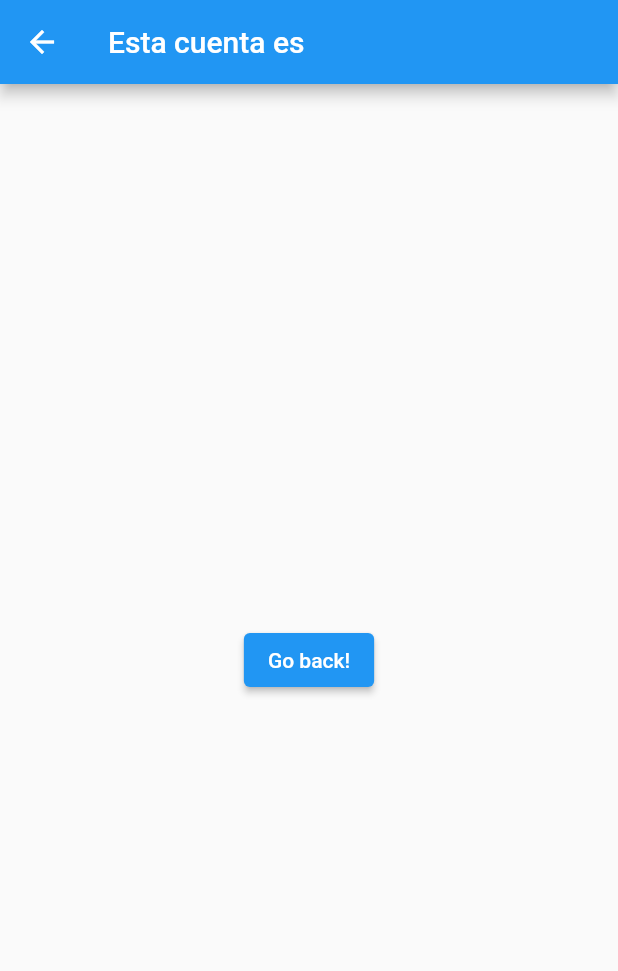
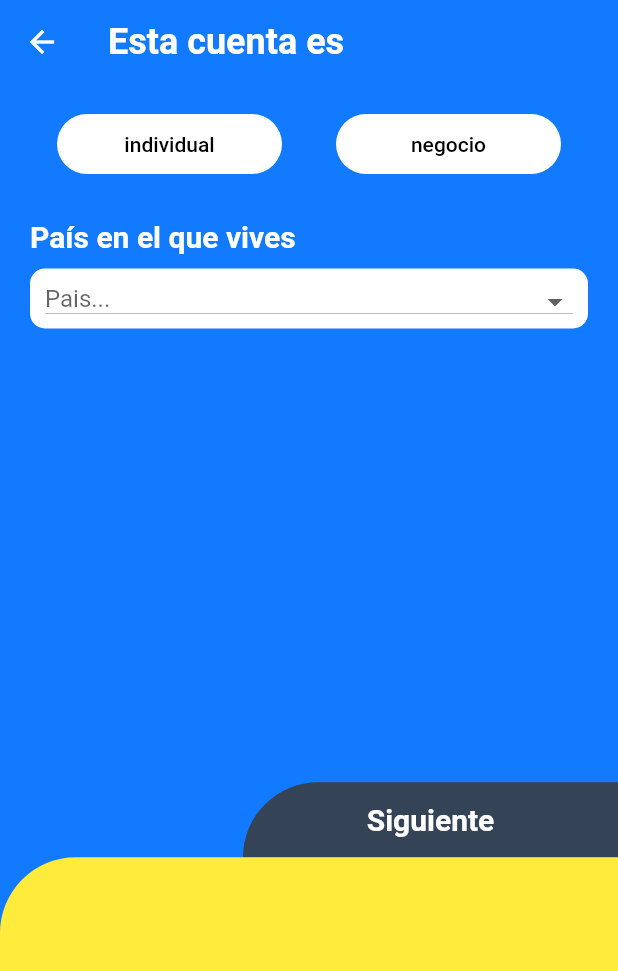
Before and after one commit to oswaldom-code/airtm, a Flutter app: the screen it shows after launch, after a tap on "Iniciar", on a phone screen of 412 x 824 dp. Shown: the top 971 px of the screen. Run offline on Flutter 3.47's test engine with Material 2 defaults, Android fonts, the phone set to English and light mode, and no system bars; our stand-ins replace charts_flutter.

Commit message:
Integrete fl_chart plugin, IU view

```diff
--- a/lib/home/IniciarView.dart
+++ /dev/null
@@ -1,20 +0,0 @@
-import 'package:flutter/material.dart';
-
-class IniciarView extends StatelessWidget {
-  @override
-  Widget build(BuildContext context) {
-    return Scaffold(
-      appBar: AppBar(
-        title: Text("Esta cuenta es"),
-      ),
-      body: Center(
-        child: ElevatedButton(
-          onPressed: () {
-            Navigator.pop(context);
-          },
-          child: Text('Go back!'),
-        ),
-      ),
-    );
-  }
-}
--- a/lib/main.dart
+++ b/lib/main.dart
@@ -1,6 +1,6 @@
 import 'package:flutter/material.dart';
 
-import 'home/homeScreen.dart';
+import 'page/homeScreen.dart';
 
 //import 'package:fl_chart/fl_chart.dart';
 
--- /dev/null
+++ b/lib/page/IniciarView.dart
@@ -0,0 +1,460 @@
+import 'package:airtm/utils/airtm_colors.dart';
+import 'package:flutter/material.dart';
+
+class IniciarView extends StatefulWidget {
+  @override
+  _IniciarViewState createState() => _IniciarViewState();
+}
+
+class _IniciarViewState extends State<IniciarView> {
+  List _country = [
+    'AFGANISTAN',
+    'ALBANIA',
+    'ALEMANIA',
+    'ANDORRA',
+    'ANGOLA',
+    'ANGUILLA',
+    'ANTIGUA Y BARBUDA',
+    'ANTILLAS HOLANDESAS',
+    'ARABIA SAUDI',
+    'ARGELIA',
+    'ARGENTINA',
+    'ARMENIA',
+    'ARUBA',
+    'AUSTRALIA',
+    'AUSTRIA',
+    'AZERBAIYAN',
+    'BAHAMAS',
+    'BAHREIN',
+    'BANGLADESH',
+    'BARBADOS',
+    'BELARUS',
+    'BELGICA',
+    'BELICE',
+    'BENIN',
+    'BERMUDAS',
+    'BHUTÁN',
+    'BOLIVIA',
+    'BOSNIA Y HERZEGOVINA',
+    'BOTSWANA',
+    'BRASIL',
+    'BRUNEI',
+    'BULGARIA',
+    'BURKINA FASO',
+    'BURUNDI',
+    'CABO VERDE',
+    'CAMBOYA',
+    'CAMERUN',
+    'CANADA',
+    'CHAD',
+    'CHILE',
+    'CHINA',
+    'CHIPRE',
+    'COLOMBIA',
+    'COMORES',
+    'CONGO',
+    'COREA',
+    'COREA DEL NORTE ',
+    'COSTA DE MARFIL',
+    'COSTA RICA',
+    'CROACIA',
+    'CUBA',
+    'DINAMARCA',
+    'DJIBOUTI',
+    'DOMINICA',
+    'ECUADOR',
+    'EGIPTO',
+    'EL SALVADOR',
+    'EMIRATOS ARABES UNIDOS',
+    'ERITREA',
+    'ESLOVENIA',
+    'ESPAÑA',
+    'ESTADOS UNIDOS DE AMERICA',
+    'ESTONIA',
+    'ETIOPIA',
+    'FIJI',
+    'FILIPINAS',
+    'FINLANDIA',
+    'FRANCIA',
+    'GABON',
+    'GAMBIA',
+    'GEORGIA',
+    'GHANA',
+    'GIBRALTAR',
+    'GRANADA',
+    'GRECIA',
+    'GROENLANDIA',
+    'GUADALUPE',
+    'GUAM',
+    'GUATEMALA',
+    'GUAYANA FRANCESA',
+    'GUERNESEY',
+    'GUINEA',
+    'GUINEA ECUATORIAL',
+    'GUINEA-BISSAU',
+    'GUYANA',
+    'HAITI',
+    'HONDURAS',
+    'HONG KONG',
+    'HUNGRIA',
+    'INDIA',
+    'INDONESIA',
+    'IRAN',
+    'IRAQ',
+    'IRLANDA',
+    'ISLA DE MAN',
+    'ISLA NORFOLK',
+    'ISLANDIA',
+    'ISLAS ALAND',
+    'ISLAS CAIMÁN',
+    'ISLAS COOK',
+    'ISLAS DEL CANAL',
+    'ISLAS FEROE',
+    'ISLAS MALVINAS',
+    'ISLAS MARIANAS DEL NORTE',
+    'ISLAS MARSHALL',
+    'ISLAS PITCAIRN',
+    'ISLAS SALOMON',
+    'ISLAS TURCAS Y CAICOS',
+    'ISLAS VIRGENES BRITANICAS',
+    'ISLAS VÍRGENES DE LOS ESTADOS UNIDOS',
+    'ISRAEL',
+    'ITALIA',
+    'JAMAICA',
+    'JAPON',
+    'JERSEY',
+    'JORDANIA',
+    'KAZAJSTAN',
+    'KENIA',
+    'KIRGUISTAN',
+    'KIRIBATI',
+    'KUWAIT',
+    'LAOS',
+    'LESOTHO',
+    'LETONIA',
+    'LIBANO',
+    'LIBERIA',
+    'LIBIA',
+    'LIECHTENSTEIN',
+    'LITUANIA',
+    'LUXEMBURGO',
+    'MACAO',
+    'MACEDONIA ',
+    'MADAGASCAR',
+    'MALASIA',
+    'MALAWI',
+    'MALDIVAS',
+    'MALI',
+    'MALTA',
+    'MARRUECOS',
+    'MARTINICA',
+    'MAURICIO',
+    'MAURITANIA',
+    'MAYOTTE',
+    'MEXICO',
+    'MICRONESIA',
+    'MOLDAVIA',
+    'MONACO',
+    'MONGOLIA',
+    'MONTENEGRO',
+    'MONTSERRAT',
+    'MOZAMBIQUE',
+    'MYANMAR',
+    'NAMIBIA',
+    'NAURU',
+    'NEPAL',
+    'NICARAGUA',
+    'NIGER',
+    'NIGERIA',
+    'NIUE',
+    'NORUEGA',
+    'NUEVA CALEDONIA',
+    'NUEVA ZELANDA',
+    'OMAN',
+    'OTROS PAISES  O TERRITORIOS DE AMERICA DEL NORTE',
+    'OTROS PAISES O TERRITORIOS  DE SUDAMERICA',
+    'OTROS PAISES O TERRITORIOS DE AFRICA',
+    'OTROS PAISES O TERRITORIOS DE ASIA',
+    'OTROS PAISES O TERRITORIOS DE LA UNION EUROPEA',
+    'OTROS PAISES O TERRITORIOS DE OCEANIA',
+    'OTROS PAISES O TERRITORIOS DEL CARIBE Y AMERICA CENTRAL',
+    'OTROS PAISES O TERRITORIOS DEL RESTO DE EUROPA',
+    'PAISES BAJOS',
+    'PAKISTAN',
+    'PALAOS',
+    'PALESTINA',
+    'PANAMA',
+    'PAPUA NUEVA GUINEA',
+    'PARAGUAY',
+    'PERU',
+    'POLINESIA FRANCESA',
+    'POLONIA',
+    'PORTUGAL',
+    'PUERTO RICO',
+    'QATAR',
+    'REINO UNIDO',
+    'REP.DEMOCRATICA DEL CONGO',
+    'REPUBLICA CENTROAFRICANA',
+    'REPUBLICA CHECA',
+    'REPUBLICA DOMINICANA',
+    'REPUBLICA ESLOVACA',
+    'REUNION',
+    'RUANDA',
+    'RUMANIA',
+    'RUSIA',
+    'SAHARA OCCIDENTAL',
+    'SAMOA',
+    'SAMOA AMERICANA',
+    'SAN BARTOLOME',
+    'SAN CRISTOBAL Y NIEVES',
+    'SAN MARINO',
+    'SAN MARTIN (PARTE FRANCESA)',
+    'SAN PEDRO Y MIQUELON ',
+    'SAN VICENTE Y LAS GRANADINAS',
+    'SANTA HELENA',
+    'SANTA LUCIA',
+    'SANTA SEDE',
+    'SANTO TOME Y PRINCIPE',
+    'SENEGAL',
+    'SERBIA',
+    'SEYCHELLES',
+    'SIERRA LEONA',
+    'SINGAPUR',
+    'SIRIA',
+    'SOMALIA',
+    'SRI LANKA',
+    'SUDAFRICA',
+    'SUDAN',
+    'SUECIA',
+    'SUIZA',
+    'SURINAM',
+    'SVALBARD Y JAN MAYEN',
+    'SWAZILANDIA',
+    'TADYIKISTAN',
+    'TAILANDIA',
+    'TANZANIA',
+    'TIMOR ORIENTAL',
+    'TOGO',
+    'TOKELAU',
+    'TONGA',
+    'TRINIDAD Y TOBAGO',
+    'TUNEZ',
+    'TURKMENISTAN',
+    'TURQUIA',
+    'TUVALU',
+    'UCRANIA',
+    'UGANDA',
+    'URUGUAY',
+    'UZBEKISTAN',
+    'VANUATU',
+    'VENEZUELA',
+    'VIETNAM',
+    'WALLIS Y FORTUNA',
+    'YEMEN',
+    'ZAMBIA',
+    'ZIMBABWE'
+  ];
+
+  String _countryValue;
+
+  @override
+  Widget build(BuildContext context) {
+    return Scaffold(
+      appBar: AppBar(
+        elevation: 0.0,
+        title: Text(
+          'Esta cuenta es',
+          style: TextStyle(
+            color: Colors.white,
+            fontWeight: FontWeight.bold,
+            fontSize: 24,
+          ),
+        ),
+        backgroundColor: AirtmColors.blue,
+      ),
+      body: Container(
+        color: AirtmColors.blue,
+        child: Column(
+          children: <Widget>[
+            Padding(
+              padding: const EdgeInsets.all(20.0),
+              child: Column(children: <Widget>[
+                /// ---> Personal and business bottom
+                Container(
+                  width: double.infinity,
+                  //color: Colors.yellow,
+                  child: Expanded(
+                    child: Row(
+                      mainAxisAlignment: MainAxisAlignment.spaceAround,
+                      children: <Widget>[
+                        Container(
+                          width: 150,
+                          height: 40,
+                          decoration: BoxDecoration(
+                            color: AirtmColors.white,
+                            borderRadius: BorderRadius.all(
+                              Radius.circular(50.5),
+                            ),
+                          ),
+                          child: FlatButton(
+                            onPressed: () {
+                              Navigator.push(
+                                context,
+                                MaterialPageRoute(builder: null),
+                              );
+                            },
+                            child: Text(
+                              'individual',
+                              style: TextStyle(
+                                color: Colors.black,
+                                fontSize: 14,
+                              ),
+                            ),
+                          ),
+                        ),
+                        Container(
+                          width: 150,
+                          height: 40,
+                          decoration: BoxDecoration(
+                            color: AirtmColors.white,
+                            borderRadius: BorderRadius.all(
+                              Radius.circular(50.5),
+                            ),
+                          ),
+                          child: FlatButton(
+                            onPressed: () {
+                              Navigator.push(
+                                context,
+                                MaterialPageRoute(builder: null),
+                              );
+                            },
+                            child: Text(
+                              'negocio',
+                              style: TextStyle(
+                                color: Colors.black,
+                                fontSize: 14,
+                              ),
+                            ),
+                          ),
+                        ),
+                      ],
+                    ),
+                  ),
+                ),
+
+                /// End Personal and business bottom
+
+                SizedBox(
+                  height: 30,
+                ),
+////////////////////////////////////////////////////////////
+                // --> Country help text
+                Container(
+                  alignment: Alignment.centerLeft,
+                  child: Text(
+                    'País en el que vives',
+                    style: TextStyle(
+                      color: Colors.white,
+                      fontSize: 20,
+                      fontWeight: FontWeight.bold,
+                    ),
+                  ),
+                ),
+                // End Country help text
+
+                SizedBox(
+                  height: 10,
+                ),
+
+                Container(
+                  width: 400,
+                  height: 40,
+                  padding: EdgeInsets.all(2),
+                  decoration: BoxDecoration(
+                      color: AirtmColors.white,
+                      borderRadius: BorderRadius.all(Radius.circular(10))),
+                  child: Padding(
+                    padding: const EdgeInsets.all(8.0),
+                    child: DropdownButton(
+                      isDense: true,
+                      hint: Text('Pais...'),
+                      isExpanded: true,
+                      elevation: 5,
+                      value: _countryValue,
+                      onChanged: (value) {
+                        setState(() {
+                          _countryValue = value;
+                        });
+                      },
+                      items: _country.map((value) {
+                        return DropdownMenuItem(
+                          value: value,
+                          child: Text(value),
+                        );
+                      }).toList(),
+                    ),
+                  ),
+                )
+              ]),
+            ),
+
+            SizedBox(
+              height: 80,
+            ),
+
+            /// ---> Next and Create count with Google or Facebook bottom
+            Expanded(
+              child: Row(
+                crossAxisAlignment: CrossAxisAlignment.end,
+                mainAxisAlignment: MainAxisAlignment.end,
+                children: <Widget>[
+                  Container(
+                    width: 250,
+                    height: 50,
+                    decoration: BoxDecoration(
+                      color: AirtmColors.navyBlue,
+                      borderRadius: BorderRadius.only(
+                        topLeft: Radius.circular(50.5),
+                      ),
+                    ),
+                    child: FlatButton(
+                      onPressed: () {
+                        Navigator.push(
+                          context,
+                          MaterialPageRoute(builder: null),
+                        );
+                      },
+                      child: Text(
+                        'Siguiente',
+                        style: TextStyle(
+                          color: Colors.white,
+                          fontSize: 20,
+                          fontWeight: FontWeight.bold,
+                        ),
+                      ),
+                    ),
+                  ),
+                ],
+              ),
+            ),
+
+            // ---> SignIn Google an Facebook botoms
+            Expanded(
+              child: Container(
+                decoration: BoxDecoration(
+                  //Nota: pending task: SignIn Google an Facebook botoms
+                  color: Colors.yellow,
+                  borderRadius: BorderRadius.only(
+                    topLeft: Radius.circular(50.5),
+                  ),
+                ),
+              ),
+            )
+            // End SignIn Google an Facebook botoms
+            // End Next and Create count with Google or Facebook bottom
+          ],
+        ),
+      ),
+    );
+  }
+}
--- a/lib/home/homeScreen.dart
+++ b/lib/page/homeScreen.dart
@@ -1,4 +1,5 @@
 import 'package:flutter/material.dart';
+import '../utils/airtm_colors.dart';
 
 import '../graph_widget.dart';
 import 'IniciarView.dart';
@@ -8,7 +9,7 @@ class HomeScreen extends StatelessWidget {
   const HomeScreen({Key key}) : super(key: key);
   @override
   Widget build(BuildContext context) {
-    AppBarTheme(color: Color.fromRGBO(52, 67, 86, 1));
+    AppBarTheme(color: AirtmColors.blue);
     return Scaffold(
       body: Column(
         children: <Widget>[
--- a/lib/home/iniciarSesionView.dart
+++ b/lib/page/iniciarSesionView.dart
@@ -1,4 +1,7 @@
+import 'dart:ui';
+
 import 'package:flutter/material.dart';
+import '../utils/airtm_colors.dart';
 
 class IniciarSesionView extends StatefulWidget {
   @override
@@ -11,6 +14,7 @@ class _IniciarSesionViewState extends State<IniciarSesionView> {
   @override
   Widget build(BuildContext context) {
     return Scaffold(
+        resizeToAvoidBottomInset: false,
         appBar: AppBar(
           elevation: 0.0,
           title: Text(
@@ -21,10 +25,10 @@ class _IniciarSesionViewState extends State<IniciarSesionView> {
               fontSize: 24,
             ),
           ),
-          backgroundColor: Color.fromRGBO(18, 122, 255, 1),
+          backgroundColor: AirtmColors.blue,
         ),
         body: Container(
-          color: Color.fromRGBO(18, 122, 255, 1),
+          color: AirtmColors.blue,
           child: Column(
             children: <Widget>[
               Padding(
@@ -64,6 +68,7 @@ class _IniciarSesionViewState extends State<IniciarSesionView> {
                           border: const OutlineInputBorder(
                               borderSide: BorderSide.none),
                         ),
+                        style: TextStyle(fontSize: 20, letterSpacing: 1.5),
                       )),
                   // End Textfield email
 
@@ -107,7 +112,7 @@ class _IniciarSesionViewState extends State<IniciarSesionView> {
                               icon: Icon(
                                 Icons.remove_red_eye,
                                 color: this._showPassword
-                                    ? Colors.blue
+                                    ? AirtmColors.blue
                                     : Colors.grey,
                               ),
                               onPressed: () {
@@ -117,6 +122,10 @@ class _IniciarSesionViewState extends State<IniciarSesionView> {
                           contentPadding: EdgeInsets.all(20),
                           border: const OutlineInputBorder(
                               borderSide: BorderSide.none),
+                        ),
+                        style: TextStyle(
+                          fontSize: 20,
+                          letterSpacing: 1.5,
                         ),
                       )),
                   // End Textfield password
@@ -154,7 +163,7 @@ class _IniciarSesionViewState extends State<IniciarSesionView> {
                       width: 250,
                       height: 50,
                       decoration: BoxDecoration(
-                        color: Color.fromRGBO(52, 67, 86, 1),
+                        color: AirtmColors.navyBlue,
                         borderRadius: BorderRadius.only(
                           topLeft: Radius.circular(50.5),
                         ),
--- /dev/null
+++ b/lib/utils/airtm_colors.dart
@@ -0,0 +1,9 @@
+import 'package:flutter/material.dart';
+
+class AirtmColors {
+  static final Color blue = Color.fromRGBO(18, 122, 255, 1);
+  static final Color navyBlue = Color.fromRGBO(52, 67, 86, 1);
+  static final Color redGoogle = Color.fromRGBO(220, 68, 55, 1);
+  static final Color blueFacebook = Color.fromRGBO(59, 89, 156, 1);
+  static final Color white = Colors.white;
+}
```
